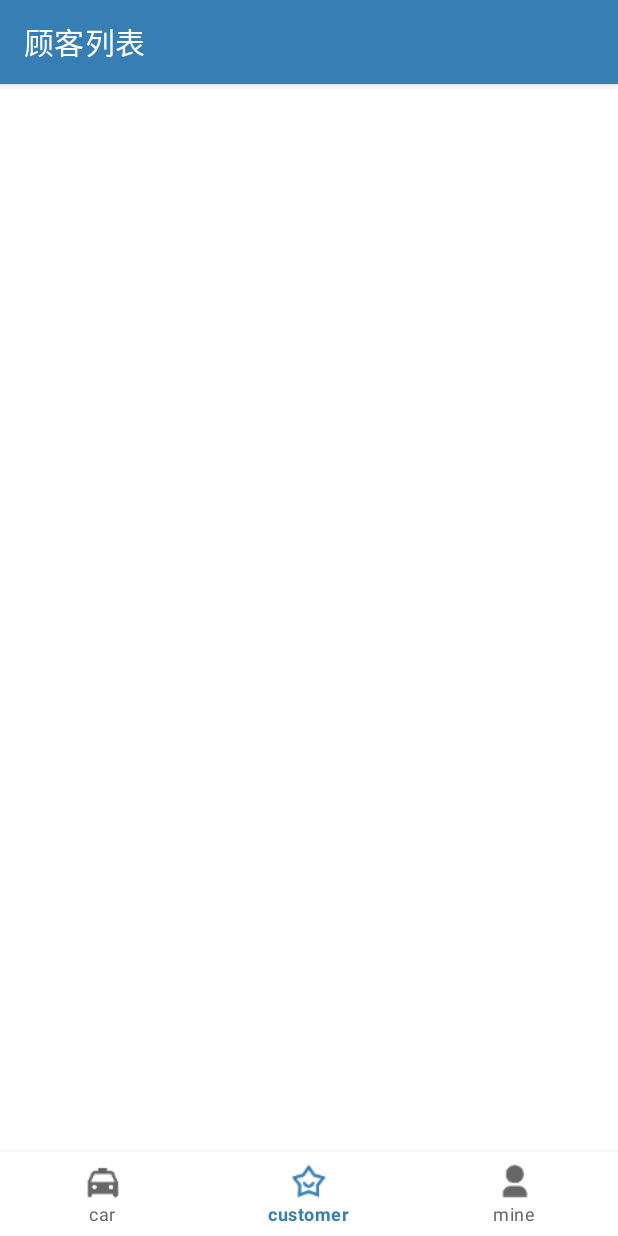
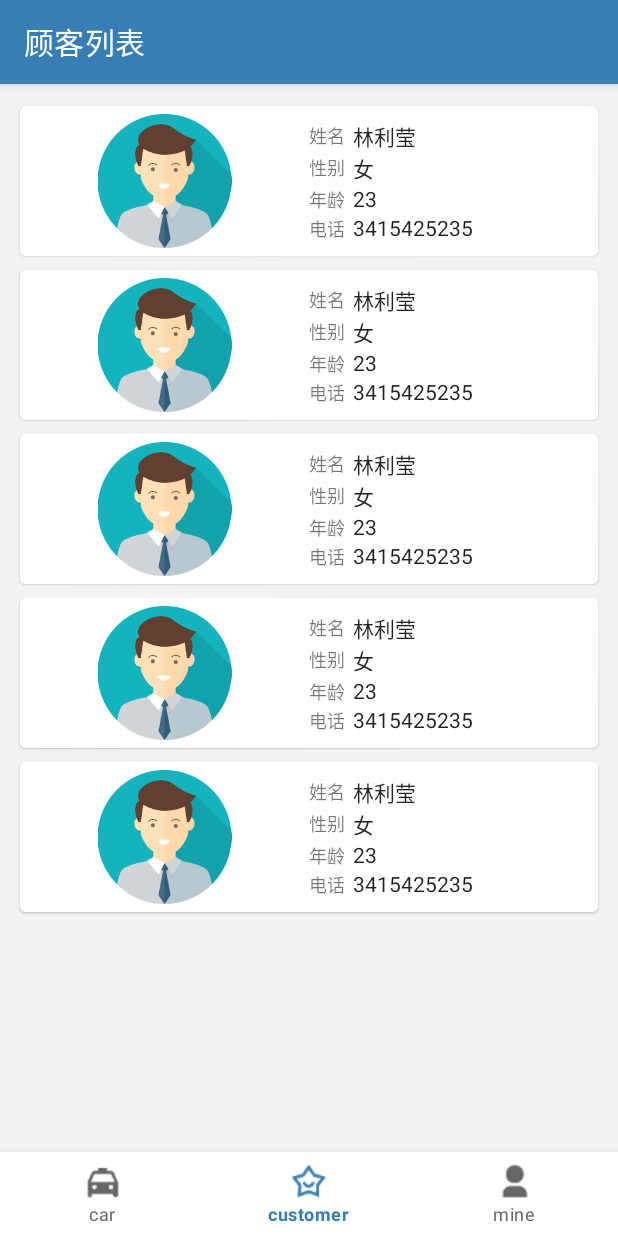
Before and after one commit to rachel-lly/CarSaleSystem, an Android app: the screen it shows after launch (MainActivity), item 2 of the bottom bar chosen, on a phone screen of 412 x 824 dp. Run offline under Robolectric (Android 15) with nearby library versions, the phone set to English and light mode, and no system bars; our stand-ins replace CircleImageView; pictures from the network do not load.

Commit message:
CarListFragment + CustomerListFragment

```diff
--- a/app/src/main/AndroidManifest.xml
+++ b/app/src/main/AndroidManifest.xml
@@ -1,6 +1,8 @@
 <?xml version="1.0" encoding="utf-8"?>
 <manifest xmlns:android="http://schemas.android.com/apk/res/android"
     package="com.example.carsalesystem">
+
+    <uses-permission android:name="android.permission.INTERNET"/>
 
     <application
         android:allowBackup="true"
--- /dev/null
+++ b/app/src/main/java/com/example/carsalesystem/adapter/CarListAdapter.java
@@ -0,0 +1,79 @@
+package com.example.carsalesystem.adapter;
+
+import android.content.Context;
+import android.view.LayoutInflater;
+import android.view.ViewGroup;
+import android.widget.ImageView;
+import android.widget.TextView;
+import androidx.annotation.NonNull;
+import androidx.recyclerview.widget.RecyclerView;
+import com.bumptech.glide.Glide;
+import com.example.carsalesystem.databinding.CarinfoCardBinding;
+import com.example.carsalesystem.model.Car;
+import java.util.List;
+
+public class CarListAdapter extends RecyclerView.Adapter<CarListAdapter.ViewHolder> {
+
+    private CarinfoCardBinding mBinding;
+    private Context context;
+    private List<Car> carList;
+
+    public CarListAdapter(Context context, List<Car> carList) {
+
+        this.context = context;
+        this.carList = carList;
+    }
+
+    @NonNull
+    @Override
+    public ViewHolder onCreateViewHolder(@NonNull ViewGroup parent, int viewType) {
+        mBinding = CarinfoCardBinding.inflate(LayoutInflater.from(context));
+        ViewHolder holder = new ViewHolder(mBinding);
+
+
+        return holder;
+    }
+
+    @Override
+    public void onBindViewHolder(@NonNull ViewHolder holder, int position) {
+
+        Car car = carList.get(position);
+
+        holder.carDes.setText(car.getCarDes());
+        Glide.with(context).load(car.getUrl()).into(holder.carImg);
+        holder.carName.setText(car.getCar_name());
+        holder.carNum.setText(String.valueOf(car.getCount()));
+        holder.carSoldNum.setText(String.valueOf(car.getSell_number()));
+        holder.carPrice.setText(car.getPrice());
+
+    }
+
+    @Override
+    public int getItemCount() {
+        return carList.size();
+    }
+
+    public class ViewHolder extends RecyclerView.ViewHolder {
+        private CarinfoCardBinding mBinding;
+
+        private ImageView carImg;
+
+        private TextView carName;
+        private TextView carPrice;
+        private TextView carNum;
+        private TextView carSoldNum;
+        private TextView carDes;
+
+        public ViewHolder(CarinfoCardBinding mBinding) {
+            super(mBinding.getRoot());
+            this.mBinding = mBinding;
+            carImg = mBinding.carImg;
+            carName = mBinding.carName;
+            carPrice = mBinding.carPrice;
+            carNum = mBinding.carCnt;
+            carSoldNum = mBinding.carSoldCnt;
+            carDes = mBinding.carDes;
+        }
+
+    }
+}
--- /dev/null
+++ b/app/src/main/java/com/example/carsalesystem/adapter/CustomerListAdapter.java
@@ -0,0 +1,74 @@
+package com.example.carsalesystem.adapter;
+
+import android.content.Context;
+import android.view.LayoutInflater;
+import android.view.ViewGroup;
+import android.widget.TextView;
+
+import androidx.annotation.NonNull;
+import androidx.recyclerview.widget.RecyclerView;
+import com.example.carsalesystem.databinding.CustomerCardBinding;
+import com.example.carsalesystem.model.Customer;
+import java.util.List;
+
+public class CustomerListAdapter extends RecyclerView.Adapter<CustomerListAdapter.ViewHolder> {
+
+    private CustomerCardBinding mBinding;
+    private List<Customer> customers;
+    private Context context;
+
+    public CustomerListAdapter(Context context, List<Customer> customers) {
+        this.customers = customers;
+        this.context = context;
+    }
+
+    @NonNull
+    @Override
+    public CustomerListAdapter.ViewHolder onCreateViewHolder(@NonNull ViewGroup parent, int viewType) {
+        mBinding = CustomerCardBinding.inflate(LayoutInflater.from(context));
+
+        ViewHolder holder = new ViewHolder(mBinding);
+
+
+        return holder;
+    }
+
+    @Override
+    public void onBindViewHolder(@NonNull CustomerListAdapter.ViewHolder holder, int position) {
+
+        Customer customer = customers.get(position);
+
+        holder.customerSex.setText(customer.getSex());
+        holder.customerAge.setText(customer.getAge());
+        holder.customerName.setText(customer.getName());
+        holder.customerPhone.setText(customer.getPhone());
+
+    }
+
+    @Override
+    public int getItemCount() {
+        return customers.size();
+    }
+
+    public class ViewHolder extends RecyclerView.ViewHolder {
+
+        private CustomerCardBinding mBinding;
+
+        private TextView customerName;
+        private TextView customerSex;
+        private TextView customerAge;
+        private TextView customerPhone;
+
+        public ViewHolder(CustomerCardBinding mBinding) {
+            super(mBinding.getRoot());
+            this.mBinding = mBinding;
+
+            customerName = mBinding.customerName;
+            customerAge = mBinding.customerAge;
+            customerPhone = mBinding.customerPhone;
+            customerSex = mBinding.customerSex;
+        }
+
+
+    }
+}
--- a/app/src/main/java/com/example/carsalesystem/fragment/CarListFragment.java
+++ b/app/src/main/java/com/example/carsalesystem/fragment/CarListFragment.java
@@ -3,13 +3,19 @@ package com.example.carsalesystem.fragment;
 import android.os.Bundle;
 
 import androidx.fragment.app.Fragment;
+import androidx.recyclerview.widget.GridLayoutManager;
 
 import android.view.LayoutInflater;
 import android.view.View;
 import android.view.ViewGroup;
 
 import com.example.carsalesystem.R;
+import com.example.carsalesystem.adapter.CarListAdapter;
 import com.example.carsalesystem.databinding.FragmentCarListBinding;
+import com.example.carsalesystem.model.Car;
+
+import java.util.ArrayList;
+import java.util.List;
 
 /**
  * A simple {@link Fragment} subclass.
@@ -19,6 +25,7 @@ import com.example.carsalesystem.databinding.FragmentCarListBinding;
 public class CarListFragment extends Fragment {
 
     private FragmentCarListBinding mBinding;
+    private List<Car> cars = new ArrayList<>();
 
     public CarListFragment() {
         // Required empty public constructor
@@ -50,13 +57,28 @@ public class CarListFragment extends Fragment {
 //            mParam2 = getArguments().getString(ARG_PARAM2);
 //        }
 
+        mBinding = FragmentCarListBinding.inflate(LayoutInflater.from(this.getContext()));
+
+        cars.add(new Car("111","布加迪","200",16,11,
+                "http://img10.360buyimg.com/n0/jfs/t475/205/872540024/139773/c3d8a304/54924e2eNfcc12a5f.jpg",
+                "布加迪的车子就像是艺术品一般，它车辆的引擎全是由手工制造和调校，所有可以轻量化的零件都不放过，布加迪注重车辆的细节与平衡。"));
+        cars.add(new Car("111","布加迪","200",16,11,
+                "http://img10.360buyimg.com/n0/jfs/t475/205/872540024/139773/c3d8a304/54924e2eNfcc12a5f.jpg",
+                "布加迪的车子就像是艺术品一般，它车辆的引擎全是由手工制造和调校，所有可以轻量化的零件都不放过，布加迪注重车辆的细节与平衡。"));
+        cars.add(new Car("111","布加迪","200",16,11,
+                "http://img10.360buyimg.com/n0/jfs/t475/205/872540024/139773/c3d8a304/54924e2eNfcc12a5f.jpg",
+                "布加迪的车子就像是艺术品一般，它车辆的引擎全是由手工制造和调校，所有可以轻量化的零件都不放过，布加迪注重车辆的细节与平衡。"));
+        CarListAdapter carListAdapter = new CarListAdapter(this.getContext(),cars);
+        mBinding.recycleview.setAdapter(carListAdapter);
+        mBinding.recycleview.setLayoutManager(new GridLayoutManager(this.getContext(),1));
+
 
     }
 
     @Override
     public View onCreateView(LayoutInflater inflater, ViewGroup container,
                              Bundle savedInstanceState) {
-        mBinding = FragmentCarListBinding.inflate(LayoutInflater.from(this.getContext()));
-        return inflater.inflate(R.layout.fragment_car_list, container, false);
+
+        return mBinding.getRoot();
     }
 }
--- a/app/src/main/java/com/example/carsalesystem/fragment/CustomerListFragment.java
+++ b/app/src/main/java/com/example/carsalesystem/fragment/CustomerListFragment.java
@@ -3,13 +3,21 @@ package com.example.carsalesystem.fragment;
 import android.os.Bundle;
 
 import androidx.fragment.app.Fragment;
+import androidx.recyclerview.widget.GridLayoutManager;
 
 import android.view.LayoutInflater;
 import android.view.View;
 import android.view.ViewGroup;
 
 import com.example.carsalesystem.R;
+import com.example.carsalesystem.adapter.CarListAdapter;
+import com.example.carsalesystem.adapter.CustomerListAdapter;
 import com.example.carsalesystem.databinding.FragmentCustomerListBinding;
+import com.example.carsalesystem.model.Car;
+import com.example.carsalesystem.model.Customer;
+
+import java.util.ArrayList;
+import java.util.List;
 
 /**
  * A simple {@link Fragment} subclass.
@@ -19,6 +27,8 @@ import com.example.carsalesystem.databinding.FragmentCustomerListBinding;
 public class CustomerListFragment extends Fragment {
 
     private FragmentCustomerListBinding mBinding;
+
+    private List<Customer> customers = new ArrayList<>();
 
     public CustomerListFragment() {
         // Required empty public constructor
@@ -41,12 +51,25 @@ public class CustomerListFragment extends Fragment {
 //            mParam1 = getArguments().getString(ARG_PARAM1);
 //            mParam2 = getArguments().getString(ARG_PARAM2);
 //        }
+
+        mBinding = FragmentCustomerListBinding.inflate(LayoutInflater.from(this.getContext()));
+
+        customers.add(new Customer("111","林利莹","女","23","3415425235"));
+        customers.add(new Customer("111","林利莹","女","23","3415425235"));
+        customers.add(new Customer("111","林利莹","女","23","3415425235"));
+        customers.add(new Customer("111","林利莹","女","23","3415425235"));
+        customers.add(new Customer("111","林利莹","女","23","3415425235"));
+        CustomerListAdapter customerListAdapter = new CustomerListAdapter(this.getContext(),customers);
+        mBinding.recycleview.setAdapter(customerListAdapter);
+        mBinding.recycleview.setLayoutManager(new GridLayoutManager(this.getContext(),1));
+
+
     }
 
     @Override
     public View onCreateView(LayoutInflater inflater, ViewGroup container,
                              Bundle savedInstanceState) {
-        mBinding = FragmentCustomerListBinding.inflate(LayoutInflater.from(this.getContext()));
-        return inflater.inflate(R.layout.fragment_customer_list, container, false);
+
+        return mBinding.getRoot();
     }
 }
--- a/app/src/main/java/com/example/carsalesystem/fragment/MineFragment.java
+++ b/app/src/main/java/com/example/carsalesystem/fragment/MineFragment.java
@@ -42,12 +42,13 @@ public class MineFragment extends Fragment {
 //            mParam1 = getArguments().getString(ARG_PARAM1);
 //            mParam2 = getArguments().getString(ARG_PARAM2);
 //        }
+        mBinding = FragmentMineBinding.inflate(LayoutInflater.from(this.getContext()));
     }
 
     @Override
     public View onCreateView(LayoutInflater inflater, ViewGroup container,
                              Bundle savedInstanceState) {
-        mBinding = FragmentMineBinding.inflate(LayoutInflater.from(this.getContext()));
-        return inflater.inflate(R.layout.fragment_mine, container, false);
+
+        return mBinding.getRoot();
     }
 }
--- /dev/null
+++ b/app/src/main/java/com/example/carsalesystem/model/Car.java
@@ -0,0 +1,79 @@
+package com.example.carsalesystem.model;
+
+public class Car {
+
+    private String car_id;
+    private String car_name;
+    private String price;
+    private int count;
+    private int sell_number;
+
+    private String url;
+    private String carDes;
+
+    public Car(String car_id, String car_name, String price, int count, int sell_number, String url, String carDes) {
+        this.car_id = car_id;
+        this.car_name = car_name;
+        this.price = price;
+        this.count = count;
+        this.sell_number = sell_number;
+        this.url = url;
+        this.carDes = carDes;
+    }
+
+    public String getCar_id() {
+        return car_id;
+    }
+
+    public void setCar_id(String car_id) {
+        this.car_id = car_id;
+    }
+
+    public String getCar_name() {
+        return car_name;
+    }
+
+    public void setCar_name(String car_name) {
+        this.car_name = car_name;
+    }
+
+    public String getPrice() {
+        return price;
+    }
+
+    public void setPrice(String price) {
+        this.price = price;
+    }
+
+    public int getCount() {
+        return count;
+    }
+
+    public void setCount(int count) {
+        this.count = count;
+    }
+
+    public int getSell_number() {
+        return sell_number;
+    }
+
+    public void setSell_number(int sell_number) {
+        this.sell_number = sell_number;
+    }
+
+    public String getUrl() {
+        return url;
+    }
+
+    public void setUrl(String url) {
+        this.url = url;
+    }
+
+    public String getCarDes() {
+        return carDes;
+    }
+
+    public void setCarDes(String carDes) {
+        this.carDes = carDes;
+    }
+}
--- /dev/null
+++ b/app/src/main/java/com/example/carsalesystem/model/Customer.java
@@ -0,0 +1,58 @@
+package com.example.carsalesystem.model;
+
+public class Customer {
+
+    private String customer_id;
+    private String name;
+    private String sex;
+    private String age;
+    private String phone;
+
+    public Customer(String customer_id, String name, String sex, String age, String phone) {
+        this.customer_id = customer_id;
+        this.name = name;
+        this.sex = sex;
+        this.age = age;
+        this.phone = phone;
+    }
+
+    public String getCustomer_id() {
+        return customer_id;
+    }
+
+    public void setCustomer_id(String customer_id) {
+        this.customer_id = customer_id;
+    }
+
+    public String getName() {
+        return name;
+    }
+
+    public void setName(String name) {
+        this.name = name;
+    }
+
+    public String getSex() {
+        return sex;
+    }
+
+    public void setSex(String sex) {
+        this.sex = sex;
+    }
+
+    public String getAge() {
+        return age;
+    }
+
+    public void setAge(String age) {
+        this.age = age;
+    }
+
+    public String getPhone() {
+        return phone;
+    }
+
+    public void setPhone(String phone) {
+        this.phone = phone;
+    }
+}
--- a/app/src/main/res/layout/carinfo_card.xml
+++ b/app/src/main/res/layout/carinfo_card.xml
@@ -4,8 +4,10 @@
     xmlns:app="http://schemas.android.com/apk/res-auto"
     android:layout_width="wrap_content"
     android:layout_height="wrap_content"
-    android:layout_margin="5dp"
-    app:cardCornerRadius="4dp">
+    android:layout_margin="10dp"
+    app:cardUseCompatPadding="true"
+    app:cardCornerRadius="4dp"
+    >
 
     <LinearLayout
         android:layout_width="wrap_content"
@@ -51,7 +53,7 @@
                     android:id="@+id/car_name"
                     android:layout_width="wrap_content"
                     android:layout_height="wrap_content"
-                    android:textSize="18sp"
+                    android:textSize="16sp"
                     android:text="布加迪"
                     android:layout_gravity="center_vertical"
                     android:textColor="?android:attr/textColorPrimary"
@@ -71,7 +73,7 @@
                     android:id="@+id/car_price"
                     android:layout_width="wrap_content"
                     android:layout_height="wrap_content"
-                    android:textSize="17sp"
+                    android:textSize="15sp"
                     android:text="200"
                     android:textStyle="bold"
                     android:textColor="?android:attr/textColorPrimary"
@@ -80,8 +82,9 @@
                 <TextView
                     android:layout_width="wrap_content"
                     android:layout_height="wrap_content"
-                    android:textSize="13sp"
+                    android:textSize="12sp"
                     android:text="万"
+                    android:layout_marginStart="3dp"
                     android:textColor="?android:attr/textColorPrimary"
                     />
 
@@ -89,7 +92,7 @@
                     android:layout_width="wrap_content"
                     android:layout_height="wrap_content"
                     android:layout_marginStart="15dp"
-                    android:textSize="14sp"
+                    android:textSize="12sp"
                     android:text="仅剩"
                     />
 
@@ -98,7 +101,7 @@
                     android:layout_width="wrap_content"
                     android:layout_height="wrap_content"
                     android:layout_marginStart="3dp"
-                    android:textSize="16sp"
+                    android:textSize="15sp"
                     android:text="16"
                     android:textColor="?android:attr/textColorPrimary"
                     />
@@ -117,6 +120,7 @@
                     android:layout_width="wrap_content"
                     android:layout_height="wrap_content"
                     android:text="已售"
+                    android:textSize="12sp"
                     />
 
                 <TextView
@@ -124,7 +128,7 @@
                     android:layout_width="wrap_content"
                     android:layout_height="wrap_content"
                     android:layout_marginStart="3dp"
-                    android:textSize="16sp"
+                    android:textSize="15sp"
                     android:text="16"
                     android:textColor="?android:attr/textColorPrimary"
                     />
@@ -134,9 +138,11 @@
 
 
             <TextView
+                android:id="@+id/car_des"
                 android:layout_width="wrap_content"
                 android:layout_height="wrap_content"
                 android:layout_below="@+id/sold_layout"
+                android:textSize="13dp"
                 android:text="布加迪的车子就像是艺术品一般，它车辆的引擎全是由手工制造和调校，所有可以轻量化的零件都不放过，布加迪注重车辆的细节与平衡。"
                 />
 
--- a/app/src/main/res/layout/customer_card.xml
+++ b/app/src/main/res/layout/customer_card.xml
@@ -4,7 +4,8 @@
     xmlns:app="http://schemas.android.com/apk/res-auto"
     android:layout_width="match_parent"
     android:layout_height="wrap_content"
-    android:layout_margin="5dp"
+    android:layout_margin="10dp"
+    app:cardUseCompatPadding="true"
     app:cardCornerRadius="4dp">
 
     <LinearLayout
@@ -18,7 +19,8 @@
             android:layout_weight="1"
             android:layout_width="0dp"
             android:layout_height="100dp"
-            android:src="@mipmap/customer_item"
+            android:padding="5dp"
+            android:src="@drawable/avatar"
             android:layout_gravity="center_vertical"
             />
 
@@ -39,17 +41,17 @@
                 <TextView
                     android:layout_width="wrap_content"
                     android:layout_height="wrap_content"
-                    android:textSize="14sp"
+                    android:textSize="12sp"
                     android:text="姓名"
                     android:layout_gravity="center_vertical"
                     />
 
 
                 <TextView
-                    android:id="@+id/car_name"
+                    android:id="@+id/customer_name"
                     android:layout_width="wrap_content"
                     android:layout_height="wrap_content"
-                    android:textSize="18sp"
+                    android:textSize="14sp"
                     android:text="李白"
                     android:layout_gravity="center_vertical"
                     android:layout_marginStart="5dp"
@@ -70,7 +72,7 @@
                 <TextView
                     android:layout_width="wrap_content"
                     android:layout_height="wrap_content"
-                    android:textSize="14sp"
+                    android:textSize="12sp"
                     android:text="性别"
                     android:layout_gravity="center_vertical"
                     />
@@ -80,7 +82,7 @@
                     android:id="@+id/customer_sex"
                     android:layout_width="wrap_content"
                     android:layout_height="wrap_content"
-                    android:textSize="18sp"
+                    android:textSize="14sp"
                     android:text="男"
                     android:layout_gravity="center_vertical"
                     android:layout_marginStart="5dp"
@@ -101,6 +103,7 @@
                     android:layout_width="wrap_content"
                     android:layout_height="wrap_content"
                     android:text="年龄"
+                    android:textSize="12sp"
                     />
 
                 <TextView
@@ -108,7 +111,7 @@
                     android:layout_width="wrap_content"
                     android:layout_height="wrap_content"
                     android:layout_marginStart="5dp"
-                    android:textSize="16sp"
+                    android:textSize="14sp"
                     android:text="16"
                     android:textColor="?android:attr/textColorPrimary"
                     />
@@ -127,6 +130,7 @@
                     android:layout_width="wrap_content"
                     android:layout_height="wrap_content"
                     android:text="电话"
+                    android:textSize="12sp"
                     />
 
                 <TextView
@@ -134,7 +138,7 @@
                     android:layout_width="wrap_content"
                     android:layout_height="wrap_content"
                     android:layout_marginStart="5dp"
-                    android:textSize="16sp"
+                    android:textSize="14sp"
                     android:text="17768566754"
                     android:textColor="?android:attr/textColorPrimary"
                     />
--- a/app/src/main/res/layout/fragment_car_list.xml
+++ b/app/src/main/res/layout/fragment_car_list.xml
@@ -3,10 +3,7 @@
     xmlns:tools="http://schemas.android.com/tools"
     android:layout_width="match_parent"
     android:layout_height="match_parent"
-    android:layout_marginStart="5dp"
-    android:layout_marginEnd="5dp"
-    android:layout_marginTop="10dp"
-    android:layout_marginBottom="10dp"
+    android:background="#f3f3f3"
     tools:context=".fragment.CarListFragment">
 
 
@@ -14,6 +11,7 @@
         android:id="@+id/recycleview"
         android:layout_width="match_parent"
         android:layout_height="match_parent"
+        android:layout_margin="10dp"
         />
 
 </FrameLayout>
--- a/app/src/main/res/layout/fragment_customer_list.xml
+++ b/app/src/main/res/layout/fragment_customer_list.xml
@@ -3,15 +3,14 @@
     xmlns:tools="http://schemas.android.com/tools"
     android:layout_width="match_parent"
     android:layout_height="match_parent"
-    android:layout_marginStart="5dp"
-    android:layout_marginEnd="5dp"
-    android:layout_marginTop="10dp"
-    android:layout_marginBottom="10dp"
+
+    android:background="#f3f3f3"
     tools:context=".fragment.CarListFragment">
 
 
     <androidx.recyclerview.widget.RecyclerView
         android:id="@+id/recycleview"
+        android:layout_margin="10dp"
         android:layout_width="match_parent"
         android:layout_height="match_parent"
         />
--- a/app/src/main/res/layout/fragment_mine.xml
+++ b/app/src/main/res/layout/fragment_mine.xml
@@ -13,7 +13,7 @@
         android:id="@+id/mine_avater"
         android:layout_width="80dp"
         android:layout_height="80dp"
-        android:src="@drawable/avater"
+        android:src="@drawable/avatar"
         android:layout_centerHorizontal="true"
         />
 
```
Also changed, not shown: app/src/main/res/drawable/avatar.png (added), app/src/main/res/drawable/avater.jpg (deleted).
